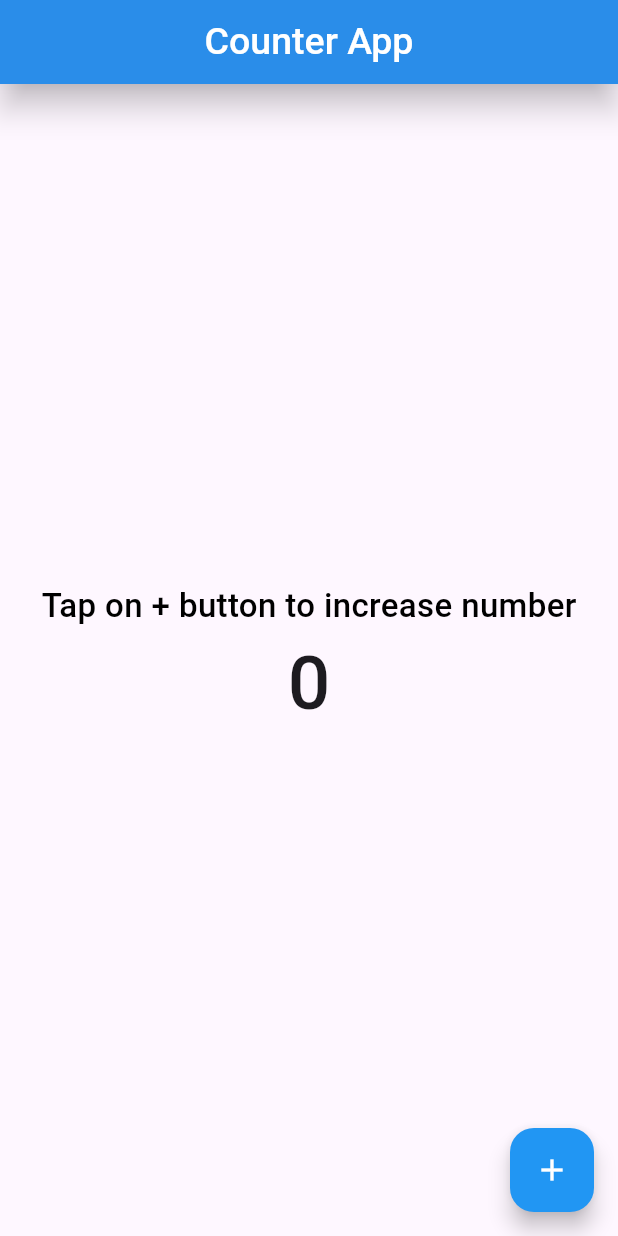
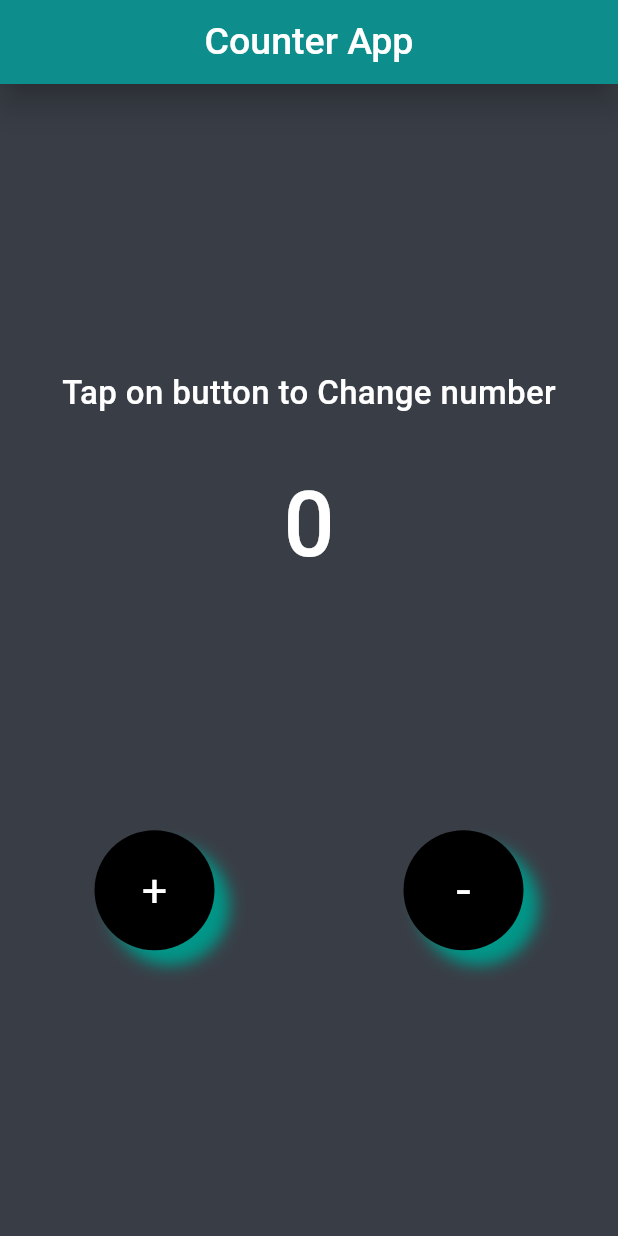
Before and after one commit to AnkitUmredkar/E_commerce_ui_components, a Flutter app: the HomePage screen opened directly, on a phone screen of 412 x 824 dp. Run offline on Flutter 3.47's test engine with Material 3 defaults, Android fonts, the light colour scheme and no system bars.

Commit message:
06/04/2024

```diff
--- a/lib/home/counter_app/counter_app.dart
+++ b/lib/home/counter_app/counter_app.dart
@@ -27,8 +27,9 @@ class _HomePageState extends State<HomePage> {
   @override
   Widget build(BuildContext context) {
     return Scaffold(
+      backgroundColor: Color(0xFF393E46),
       appBar: AppBar(
-        backgroundColor: Colors.blue,
+        backgroundColor: Colors.teal,
         centerTitle: true,
         elevation: 8.5,
         shadowColor: Colors.black,
@@ -40,34 +41,78 @@ class _HomePageState extends State<HomePage> {
       ),
       body: Column(
         mainAxisAlignment: MainAxisAlignment.center,
-        crossAxisAlignment: CrossAxisAlignment.center,
         children: [
-          const Center(
+          const Text(
+            'Tap on button to Change number',
+            style: TextStyle(
+                color: Colors.white, fontSize: 22, fontWeight: FontWeight.w500),
+          ),
+          Padding(
+            padding: const EdgeInsets.only(top: 30, bottom: 160),
             child: Text(
-              'Tap on + button to increase number',
-              style: TextStyle(fontSize: 22, fontWeight: FontWeight.w500,color: Colors.black),
+              '$count',
+              style: const TextStyle(
+                  fontSize: 60,
+                  fontWeight: FontWeight.w500,
+                  color: Colors.white),
             ),
           ),
-          Center(
-            child: Text(
-              '$count',
-              style: const TextStyle(fontSize: 50, fontWeight: FontWeight.w500),
-            ),
+          Row(
+            mainAxisAlignment: MainAxisAlignment.spaceAround,
+            children: [
+              InkWell(
+                onTap: () {
+                  setState(() {
+                    count++;
+                  });
+                },
+                child: Container(
+                    height: 80,
+                    width: 80,
+                    alignment: Alignment.center,
+                    decoration: const BoxDecoration(
+                        color: Colors.black,
+                        shape: BoxShape.circle,
+                        boxShadow: [
+                          BoxShadow(
+                              color: Colors.teal,
+                              spreadRadius: 0,
+                              blurRadius: 8,
+                              offset: Offset(10, 10)),
+                        ]),
+                    child: const Text(
+                      '+',
+                      style: TextStyle(color: Colors.white, fontSize: 30),
+                    )),
+              ),
+              InkWell(
+                onTap: () {
+                  setState(() {
+                    count--;
+                  });
+                },
+                child: Container(
+                    height: 80,
+                    width: 80,
+                    alignment: Alignment.center,
+                    decoration: const BoxDecoration(
+                        color: Colors.black,
+                        shape: BoxShape.circle,
+                        boxShadow: [
+                          BoxShadow(
+                              color: Colors.teal,
+                              spreadRadius: 0,
+                              blurRadius: 8,
+                              offset: Offset(10, 10)),
+                        ]),
+                    child: const Text(
+                      '-',
+                      style: TextStyle(color: Colors.white, fontSize: 35),
+                    )),
+              ),
+            ],
           ),
         ],
-      ),
-      floatingActionButton: FloatingActionButton(
-        backgroundColor: Colors.blue,
-        onPressed: () {
-          setState(() {
-            count++;
-          });
-          print(count);
-        },
-        child: const Icon(
-          Icons.add,
-          color: Colors.white,
-        ),
       ),
     );
   }
```
Also changed, not shown: lib/main.dart (line endings or trailing spaces).
